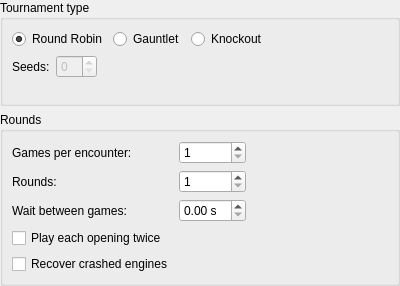
The window that projects/gui/ui/tournamentsettingswidget.ui (cutechess/cutechess) describes before a commit, drawn with Qt 5.
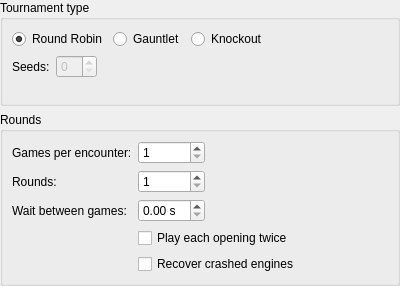
The same window after the commit.

Commit message:
use form layout in settings windows
Using form layout makes the view bit more consistent on MacOS.

```diff
--- a/projects/gui/ui/tournamentsettingswidget.ui
+++ b/projects/gui/ui/tournamentsettingswidget.ui
@@ -152,13 +152,6 @@
         </property>
        </widget>
       </item>
-      <item row="3" column="0">
-       <widget class="QCheckBox" name="m_repeatCheck">
-        <property name="text">
-         <string>Play each opening twice</string>
-        </property>
-       </widget>
-      </item>
       <item row="2" column="0">
        <widget class="QLabel" name="label_3">
         <property name="text">
@@ -176,7 +169,14 @@
         </property>
        </widget>
       </item>
-      <item row="4" column="0">
+      <item row="3" column="1">
+       <widget class="QCheckBox" name="m_repeatCheck">
+        <property name="text">
+         <string>Play each opening twice</string>
+        </property>
+       </widget>
+      </item>
+      <item row="4" column="1">
        <widget class="QCheckBox" name="m_recoverCheck">
         <property name="toolTip">
          <string>If enabled, crashed engines are restarted and the tournament is not stopped.</string>
```
The commit also changes 1 other file.
